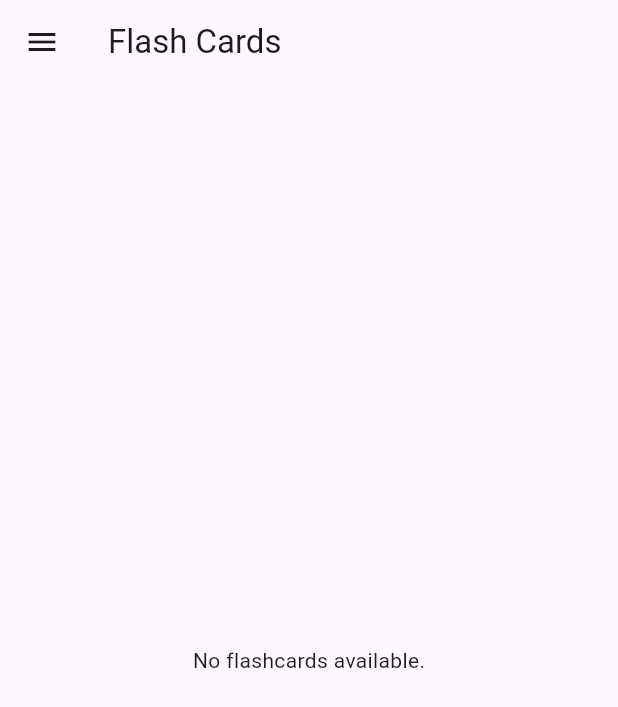
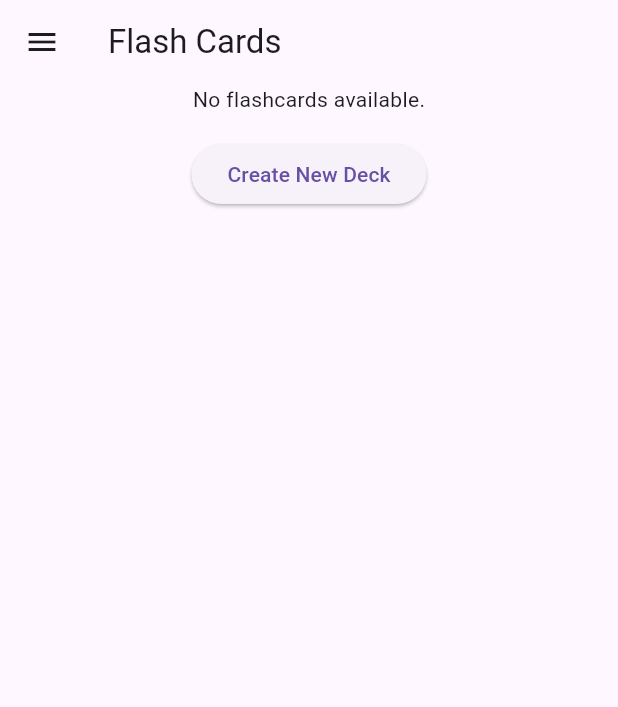
Before and after one commit to DominikKubath/Focus-App, a Flutter app: the screen it shows once a user with an empty profile is signed in, in the side drawer, after a tap on "Flash Cards", on a phone screen of 412 x 824 dp. Shown: the top 707 px of the screen. Run offline on Flutter 3.47's test engine with Material 3 defaults, Android fonts, the light colour scheme and no system bars; our stand-ins replace cloud_firestore, firebase_auth, firebase_core, google_fonts, shared_preferences; missing offline and left inert: dart:html, dart:js_interop; accounts and stored records are empty.

Commit message:
Ability to add flashcards if no collection yet established

```diff
--- a/lib/Pages/FlashCardsPage.dart
+++ b/lib/Pages/FlashCardsPage.dart
@@ -35,6 +35,12 @@ class _FlashCardsPageState extends State<FlashCardsPage> {
             return Center(child: Text('Error: ${snapshot.error}'));
           } else if (!snapshot.hasData || snapshot.data!.isEmpty) {
             // Display a message if there are no flashcards
+            return Column(
+              children: [
+                Container(child: Center(child: Text('No flashcards available.'))),
+                Container(child: CreateNewDeckButton())
+              ],
+            );
             return Center(child: Text('No flashcards available.'));
           } else {
             return ListView.builder(
```
